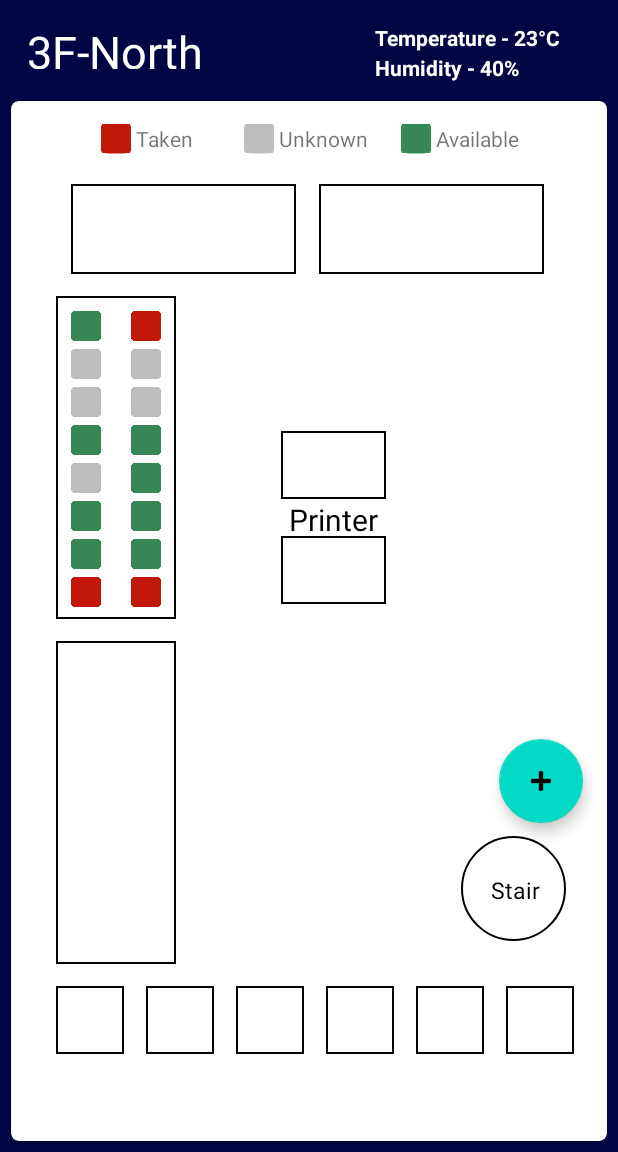
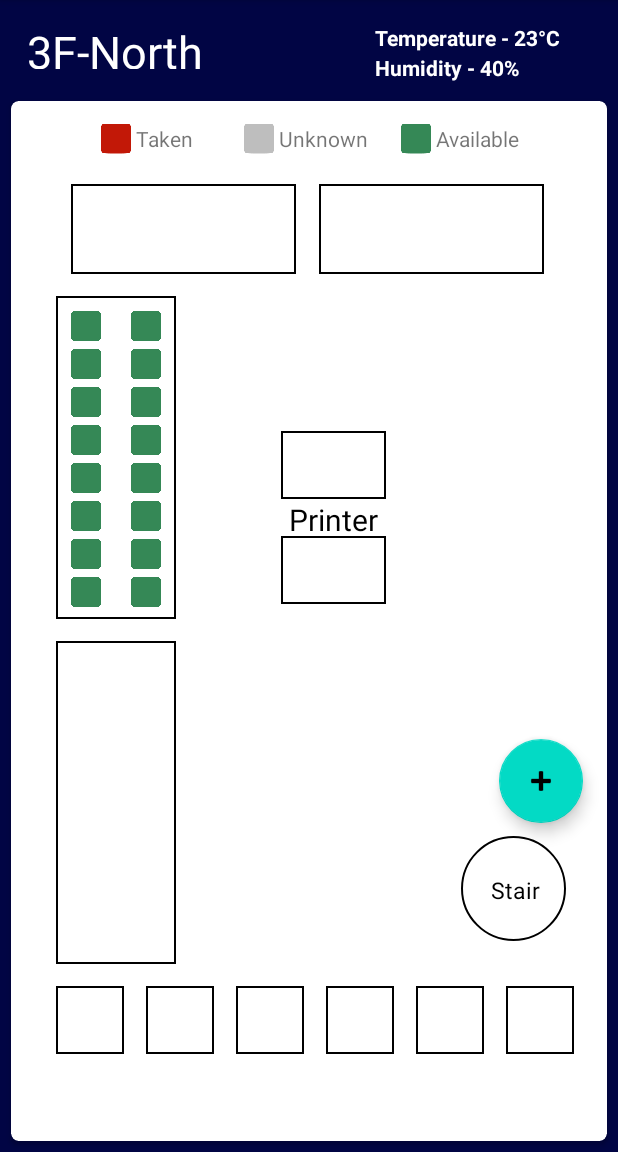
Before and after one commit to Rathgrith/CAN301, an Android app: the MainActivity screen opened directly, with no data from a screen before it, on a phone screen of 412 x 824 dp, the part 84-1236 px from its top. Run offline under Robolectric (Android 15) with nearby library versions, the phone set to English and light mode, and no system bars.

Commit message:
seat status manager done

```diff
--- a/app/src/main/java/com/example/can301/MainActivity.java
+++ b/app/src/main/java/com/example/can301/MainActivity.java
@@ -3,6 +3,7 @@ package com.example.can301;
 import android.content.Intent;
 import android.os.Bundle;
 import android.view.View;
+import android.widget.ImageView;
 
 import androidx.appcompat.app.AppCompatActivity;
 
@@ -10,12 +11,36 @@ import com.google.android.material.floatingactionbutton.FloatingActionButton;
 
 public class MainActivity extends AppCompatActivity {
     private FloatingActionButton profileBtn;
+    private ImageView [] seatList;
     @Override
     protected void onCreate(Bundle savedInstanceState) {
         super.onCreate(savedInstanceState);
         setContentView(R.layout.activity_seatview);
+        seatList = new ImageView[16];
+        findSeat();
+        clearSeat();
+        // System.out.println("SeatList" + seatList.toString());
         profileBtn = findViewById(R.id.floatingActionButton);
         profileBtn.setOnClickListener(this::onClick);
+    }
+
+    private void findSeat(){
+        for (int i = 1; i < 17; i++) {
+            String seatID = "seat" + i;
+            // System.out.println(seatID);
+            int resID = getResources().getIdentifier(seatID, "id", getPackageName());
+            // System.out.println(resID);
+            ImageView seat = (ImageView) findViewById(resID);
+            // System.out.println(seat.toString());
+            seatList[i-1] = seat;
+        }
+    }
+
+    private void clearSeat(){
+        for (ImageView seat:
+             seatList) {
+            seat.setImageDrawable(getResources().getDrawable(R.drawable.greenseat));
+        }
     }
 
     private void onClick(View view){
--- a/app/src/main/res/layout/activity_seatview.xml
+++ b/app/src/main/res/layout/activity_seatview.xml
@@ -242,6 +242,7 @@
                 android:orientation="vertical">
 
                 <ImageView
+                    android:id="@+id/seat1"
                     android:layout_width="20dp"
                     android:layout_height="20dp"
                     android:layout_gravity="center"
@@ -249,6 +250,7 @@
                     android:src="@drawable/greenseat" />
 
                 <ImageView
+                    android:id="@+id/seat2"
                     android:layout_width="20dp"
                     android:layout_height="20dp"
                     android:layout_gravity="center"
@@ -256,6 +258,7 @@
                     android:src="@drawable/grayseat" />
 
                 <ImageView
+                    android:id="@+id/seat3"
                     android:layout_width="20dp"
                     android:layout_height="20dp"
                     android:layout_gravity="center"
@@ -263,6 +266,7 @@
                     android:src="@drawable/grayseat" />
 
                 <ImageView
+                    android:id="@+id/seat4"
                     android:layout_width="20dp"
                     android:layout_height="20dp"
                     android:layout_gravity="center"
@@ -270,6 +274,7 @@
                     android:src="@drawable/greenseat" />
 
                 <ImageView
+                    android:id="@+id/seat5"
                     android:layout_width="20dp"
                     android:layout_height="20dp"
                     android:layout_gravity="center"
@@ -277,6 +282,7 @@
                     android:src="@drawable/grayseat" />
 
                 <ImageView
+                    android:id="@+id/seat6"
                     android:layout_width="20dp"
                     android:layout_height="20dp"
                     android:layout_gravity="center"
@@ -284,6 +290,7 @@
                     android:src="@drawable/greenseat" />
 
                 <ImageView
+                    android:id="@+id/seat7"
                     android:layout_width="20dp"
                     android:layout_height="20dp"
                     android:layout_gravity="center"
@@ -291,6 +298,7 @@
                     android:src="@drawable/greenseat" />
 
                 <ImageView
+                    android:id="@+id/seat8"
                     android:layout_width="20dp"
                     android:layout_height="20dp"
                     android:layout_gravity="center"
@@ -306,6 +314,7 @@
                 android:orientation="vertical">
 
                 <ImageView
+                    android:id="@+id/seat9"
                     android:layout_width="20dp"
                     android:layout_height="20dp"
                     android:layout_gravity="center"
@@ -313,6 +322,7 @@
                     android:src="@drawable/redseat" />
 
                 <ImageView
+                    android:id="@+id/seat10"
                     android:layout_width="20dp"
                     android:layout_height="20dp"
                     android:layout_gravity="center"
@@ -320,6 +330,7 @@
                     android:src="@drawable/grayseat" />
 
                 <ImageView
+                    android:id="@+id/seat11"
                     android:layout_width="20dp"
                     android:layout_height="20dp"
                     android:layout_gravity="center"
@@ -327,6 +338,7 @@
                     android:src="@drawable/grayseat" />
 
                 <ImageView
+                    android:id="@+id/seat12"
                     android:layout_width="20dp"
                     android:layout_height="20dp"
                     android:layout_gravity="center"
@@ -334,6 +346,7 @@
                     android:src="@drawable/greenseat" />
 
                 <ImageView
+                    android:id="@+id/seat13"
                     android:layout_width="20dp"
                     android:layout_height="20dp"
                     android:layout_gravity="center"
@@ -341,6 +354,7 @@
                     android:src="@drawable/greenseat" />
 
                 <ImageView
+                    android:id="@+id/seat14"
                     android:layout_width="20dp"
                     android:layout_height="20dp"
                     android:layout_gravity="center"
@@ -348,6 +362,7 @@
                     android:src="@drawable/greenseat" />
 
                 <ImageView
+                    android:id="@+id/seat15"
                     android:layout_width="20dp"
                     android:layout_height="20dp"
                     android:layout_gravity="center"
@@ -355,6 +370,7 @@
                     android:src="@drawable/greenseat" />
 
                 <ImageView
+                    android:id="@+id/seat16"
                     android:layout_width="20dp"
                     android:layout_height="20dp"
                     android:layout_gravity="center"
```
